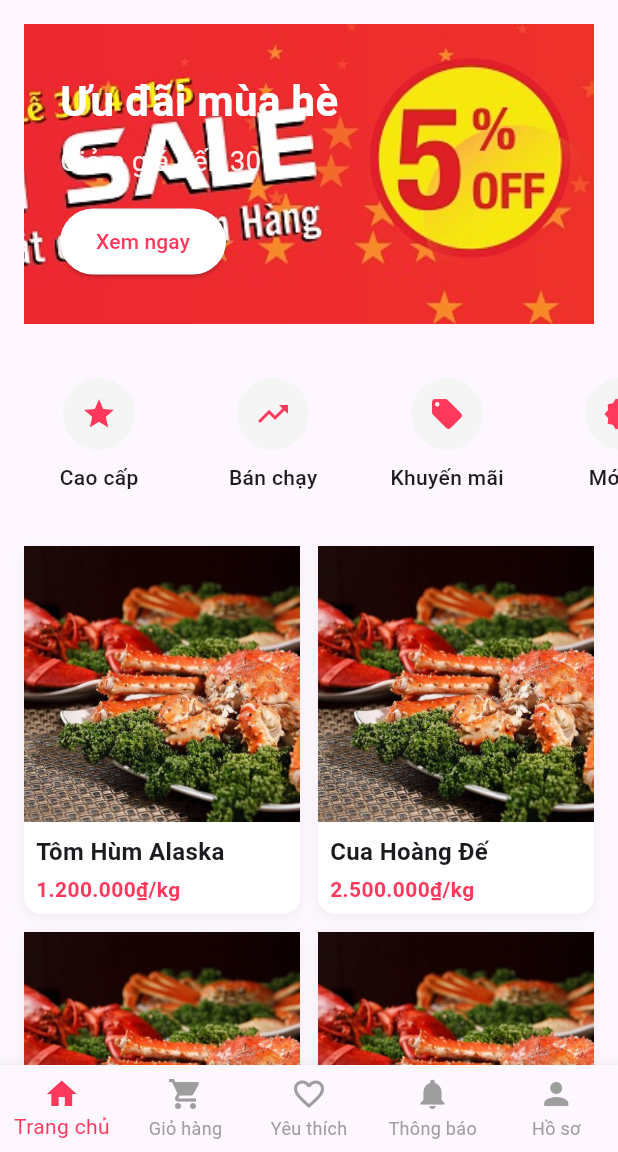
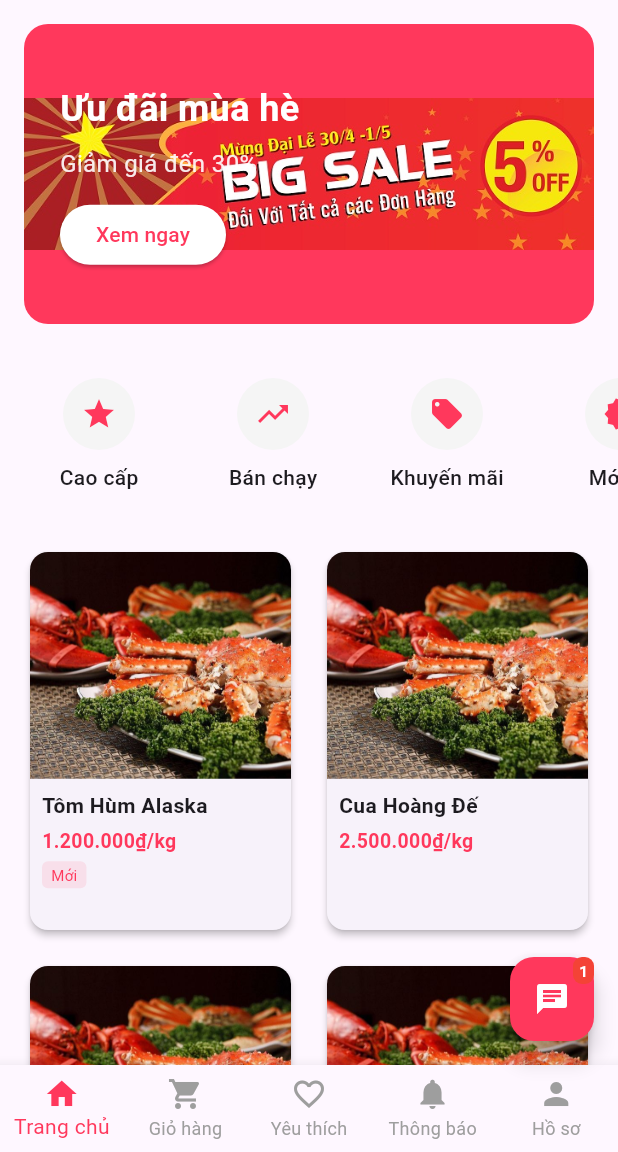
Before and after one commit to quangminh0919080051/appbanhaisan, a Flutter app: the HomePage screen opened by its route, on a phone screen of 412 x 824 dp, the part 84-1236 px from its top. Run offline on Flutter 3.47's test engine with Material 3 defaults, Android fonts, the phone set to English and light mode, and no system bars; Roboto replaces fonts that are missing (Arial).

Commit message:
sửa index

```diff
--- a/lib/Home/index.dart
+++ b/lib/Home/index.dart
@@ -4,6 +4,7 @@ import '../screens/cart_page.dart';
 import '../screens/favorite_page.dart';
 import '../screens/notification_page.dart';
 import '../screens/profile_page.dart';
+import '../screens/chat_widget.dart';
 
 class Product {
   final String id;
@@ -147,6 +148,49 @@ class _HomePageState extends State<HomePage> {
           ),
         ],
       ),
+      floatingActionButton: Stack(
+        children: [
+          FloatingActionButton(
+            onPressed: () {
+              Navigator.push(
+                context,
+                MaterialPageRoute(
+                  builder: (context) => const ChatWidget(),
+                ),
+              );
+            },
+            backgroundColor: const Color(0xFFFF385C),
+            child: const Icon(Icons.chat, color: Colors.white),
+          ),
+          Positioned(
+            right: 0,
+            top: 0,
+            child: Container(
+              padding: const EdgeInsets.all(2),
+              decoration: BoxDecoration(
+                color: Colors.red,
+                borderRadius: BorderRadius.circular(6),
+              ),
+              constraints: const BoxConstraints(
+                minWidth: 14,
+                minHeight: 14,
+              ),
+              child: Center(
+                child: Text(
+                  '1',
+                  style: TextStyle(
+                    color: Colors.white,
+                    fontSize: 10,
+                    fontWeight: FontWeight.bold,
+                  ),
+                  textAlign: TextAlign.center,
+                ),
+              ),
+            ),
+          ),
+        ],
+      ),
+      floatingActionButtonLocation: FloatingActionButtonLocation.endFloat,
     );
   }
 
@@ -321,16 +365,18 @@ class HomeContent extends StatelessWidget {
           color: const Color(0xFFFF385C),
         ),
         child: Stack(
+          fit: StackFit.expand, // Add this to ensure Stack fills container
           children: [
-            Positioned(
-              right: 0,
-              bottom: 0,
-              top: 0,
+            ClipRRect( // Wrap image in ClipRRect
+              borderRadius: BorderRadius.circular(16),
+              child: Align( // Use Align instead of Positioned
+                alignment: Alignment.centerRight,
                 child: Image.asset(
                   'assets/images/hero_image.jpg',
                   fit: BoxFit.cover,
                   errorBuilder: (context, error, stackTrace) =>
                       Container(color: Colors.grey[300]),
+                ),
               ),
             ),
             Padding(
@@ -343,7 +389,7 @@ class HomeContent extends StatelessWidget {
                     'Ưu đãi mùa hè',
                     style: TextStyle(
                       color: Colors.white,
-                      fontSize: 28,
+                      fontSize: 24, // Reduced font size
                       fontWeight: FontWeight.bold,
                     ),
                   ),
@@ -352,21 +398,24 @@ class HomeContent extends StatelessWidget {
                     'Giảm giá đến 30%',
                     style: TextStyle(
                       color: Colors.white.withOpacity(0.9),
-                      fontSize: 18,
+                      fontSize: 16, // Reduced font size
                     ),
                   ),
                   const SizedBox(height: 16),
-                  ElevatedButton(
+                  SizedBox( // Wrap button in SizedBox to control height
+                    height: 40,
+                    child: ElevatedButton(
                       onPressed: () {},
                       style: ElevatedButton.styleFrom(
                         backgroundColor: Colors.white,
                         foregroundColor: const Color(0xFFFF385C),
                         padding: const EdgeInsets.symmetric(
                           horizontal: 24,
-                        vertical: 12,
+                          vertical: 8, // Reduced padding
                         ),
                       ),
                       child: const Text('Xem ngay'),
+                    ),
                   ),
                 ],
               ),
@@ -434,18 +483,10 @@ class HomeContent extends StatelessWidget {
   }
 
   Widget _buildProductCard(Product product, BuildContext context) {
-    return Container(
-      decoration: BoxDecoration(
-        color: Colors.white,
+    return Card(
+      elevation: 2,
+      shape: RoundedRectangleBorder(
         borderRadius: BorderRadius.circular(12),
-        boxShadow: [
-          BoxShadow(
-            color: Colors.grey.withOpacity(0.1),
-            spreadRadius: 1,
-            blurRadius: 5,
-            offset: const Offset(0, 2),
-          ),
-        ],
       ),
       child: InkWell(
         onTap: () {
@@ -464,24 +505,34 @@ class HomeContent extends StatelessWidget {
         child: Column(
           crossAxisAlignment: CrossAxisAlignment.start,
           children: [
-            AspectRatio(
-              aspectRatio: 1,
+            Expanded(
+              flex: 3,
+              child: ClipRRect(
+                borderRadius: const BorderRadius.vertical(top: Radius.circular(12)),
                 child: Image.asset(
                   'assets/images/${product.imageNumber}.jpg',
                   fit: BoxFit.cover,
+                  width: double.infinity,
                   errorBuilder: (context, error, stackTrace) =>
-                    Container(color: Colors.grey[200]),
+                      Container(
+                        color: Colors.grey[200],
+                        child: const Icon(Icons.image, size: 50),
                       ),
                 ),
-            Padding(
-              padding: const EdgeInsets.all(8),
+              ),
+            ),
+            Expanded(
+              flex: 2,
+              child: Padding(
+                padding: const EdgeInsets.all(8.0),
                 child: Column(
                   crossAxisAlignment: CrossAxisAlignment.start,
+                  mainAxisSize: MainAxisSize.min,
                   children: [
                     Text(
                       product.name,
                       style: const TextStyle(
-                      fontSize: 16,
+                        fontSize: 14,
                         fontWeight: FontWeight.bold,
                       ),
                       maxLines: 1,
@@ -491,12 +542,33 @@ class HomeContent extends StatelessWidget {
                     Text(
                       product.price,
                       style: const TextStyle(
-                      fontSize: 14,
+                        fontSize: 13,
                         color: Color(0xFFFF385C),
                         fontWeight: FontWeight.bold,
                       ),
                     ),
+                    if (product.isNew) ...[
+                      const SizedBox(height: 4),
+                      Container(
+                        padding: const EdgeInsets.symmetric(
+                          horizontal: 6,
+                          vertical: 2,
+                        ),
+                        decoration: BoxDecoration(
+                          color: const Color(0xFFFF385C).withOpacity(0.1),
+                          borderRadius: BorderRadius.circular(4),
+                        ),
+                        child: const Text(
+                          'Mới',
+                          style: TextStyle(
+                            color: Color(0xFFFF385C),
+                            fontSize: 10,
+                          ),
+                        ),
+                      ),
                     ],
+                  ],
+                ),
               ),
             ),
           ],
@@ -505,15 +577,16 @@ class HomeContent extends StatelessWidget {
     );
   }
 
+  // Update the grid delegate to use a fixed aspect ratio
   Widget _buildProductGrid() {
     return SliverPadding(
       padding: const EdgeInsets.all(16),
       sliver: SliverGrid(
         gridDelegate: const SliverGridDelegateWithFixedCrossAxisCount(
           crossAxisCount: 2,
-          childAspectRatio: 0.75,
-          crossAxisSpacing: 12,
-          mainAxisSpacing: 12,
+          childAspectRatio: 0.7, // Adjust this value to control card height
+          mainAxisSpacing: 16,
+          crossAxisSpacing: 16,
         ),
         delegate: SliverChildBuilderDelegate(
           (context, index) => _buildProductCard(productList[index], context),
```
Also changed, not shown: lib/screens/admin_page.dart (+62 -13 lines), lib/screens/chat_widget.dart (added, +191 -0 lines). Lines whose indentation alone changed are shown as unchanged.
